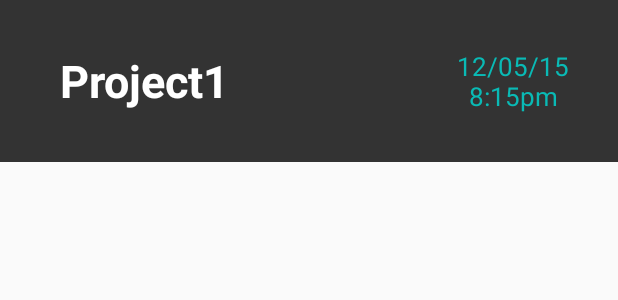
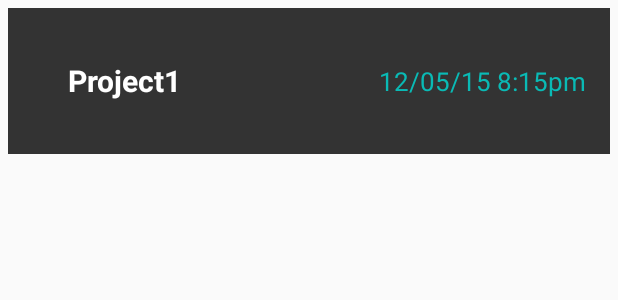
Before and after one commit to bsuper-archive/MoovGroov, an Android app: the layout list_item_project.xml on its own in the app's theme, with its tools: preview values and no code run, on a phone screen of 412 x 824 dp. Shown: the top 300 px of the screen. Run offline under Robolectric (Android 15) with nearby library versions, the light colour scheme and no system bars.

Commit message:
layout changed

```diff
--- a/mobile/src/main/res/layout/content_tracks.xml
+++ b/mobile/src/main/res/layout/content_tracks.xml
@@ -7,11 +7,13 @@
     android:layout_height="match_parent"
     app:layout_behavior="@string/appbar_scrolling_view_behavior"
     tools:context="me.bsu.moovgroovfinal.TracksActivity"
-    tools:showIn="@layout/activity_tracks">
+    tools:showIn="@layout/activity_tracks"
+    android:background="@color/background">
 
     <android.support.v7.widget.RecyclerView
         android:id="@+id/listview_tracks"
         android:layout_width="match_parent"
-        android:layout_height="match_parent" />
+        android:layout_height="match_parent"
+        android:padding="5dp"/>
 
 </RelativeLayout>
--- a/mobile/src/main/res/layout/list_item_project.xml
+++ b/mobile/src/main/res/layout/list_item_project.xml
@@ -4,17 +4,22 @@
     android:layout_width="match_parent"
     android:layout_height="108dp"
     android:clickable="true"
-    android:background="#333333"
-    android:weightSum="1">
+    android:weightSum="1"
+    android:padding="5dp">
+
+    <LinearLayout
+        android:layout_width="match_parent"
+        android:layout_height="match_parent"
+        android:background="@color/half_black">
 
     <TextView
         android:id="@+id/list_item_name"
         android:layout_width="0dp"
-        android:layout_weight=".7"
+        android:layout_weight=".6"
         android:layout_height="match_parent"
         android:gravity="center_vertical"
         android:layout_marginLeft="40dp"
-        android:textSize="30dp"
+        android:textSize="20dp"
         android:text="Project1"
         android:textStyle="bold"
         android:textColor="#ffffff" />
@@ -22,7 +27,7 @@
     <TextView
         android:id="@+id/list_item_last_modified"
         android:layout_width="0dp"
-        android:layout_weight=".3"
+        android:layout_weight=".4"
         android:layout_height="match_parent"
         android:layout_marginRight="16dp"
         android:gravity="center"
@@ -30,4 +35,6 @@
         android:text="12/05/15 8:15pm"
         android:textColor="#0ABAB5"/>
 
+    </LinearLayout>
+
 </LinearLayout>
--- a/mobile/src/main/res/values/colors.xml
+++ b/mobile/src/main/res/values/colors.xml
@@ -1,17 +1,24 @@
 <?xml version="1.0" encoding="utf-8"?>
 <resources>
-    <color name="colorPrimary">#3F51B5</color>
-    <color name="colorPrimaryDark">#303F9F</color>
-    <color name="colorAccent">#FF4081</color>
+    <color name="colorPrimary">#0ABAB5</color>
+    <color name="colorPrimaryDark">#179C97</color>
+    <color name="colorAccent">#FB724E</color>
 
     <!-- FLOATING ACTION BAR COLORS -->
     <color name="black_semi_transparent">#B2000000</color>
-    <color name="background">#e5e5e5</color>
-    <color name="half_black">#808080</color>
+    <color name="background">#222222</color>
+    <color name="half_black">#333333</color>
     <color name="white">#fafafa</color>
     <color name="white_pressed">#f1f1f1</color>
-    <color name="pink">#e91e63</color>
-    <color name="pink_pressed">#ec407a</color>
-    <color name="blue_semi_transparent">#805677fc</color>
-    <color name="blue_semi_transparent_pressed">#80738ffe</color>
+    <color name="pink">#fb724e</color>
+    <color name="pink_pressed">#DB5230</color>
+    <color name="blue_semi_transparent">#806DE9E5</color>
+    <color name="blue_semi_transparent_pressed">#800ABAB5</color>
+
+
+    <color name="colorPrimaryLight">#6DE9E5</color>
+    <color name="colorTextIcon">#FFFFFF</color>
+    <color name="colorPrimaryText">#212121</color>
+    <color name="colorSecondaryText">#727272</color>
+    <color name="colorDivider">#B6B6B6</color>
 </resources>
```
Also changed, not shown: mobile/src/main/res/layout/content_projects.xml (+20 -4 lines), mobile/src/main/res/layout/list_item_tracks.xml (+12 -5 lines), mobile/src/main/res/drawable-hdpi/banner.png (added), mobile/src/main/res/drawable-mdpi/banner.png (added), mobile/src/main/res/drawable-xhdpi/banner.png (added), mobile/src/main/res/drawable-xxhdpi/banner.png (added), mobile/src/main/res/drawable-xxxhdpi/banner.png (added).
